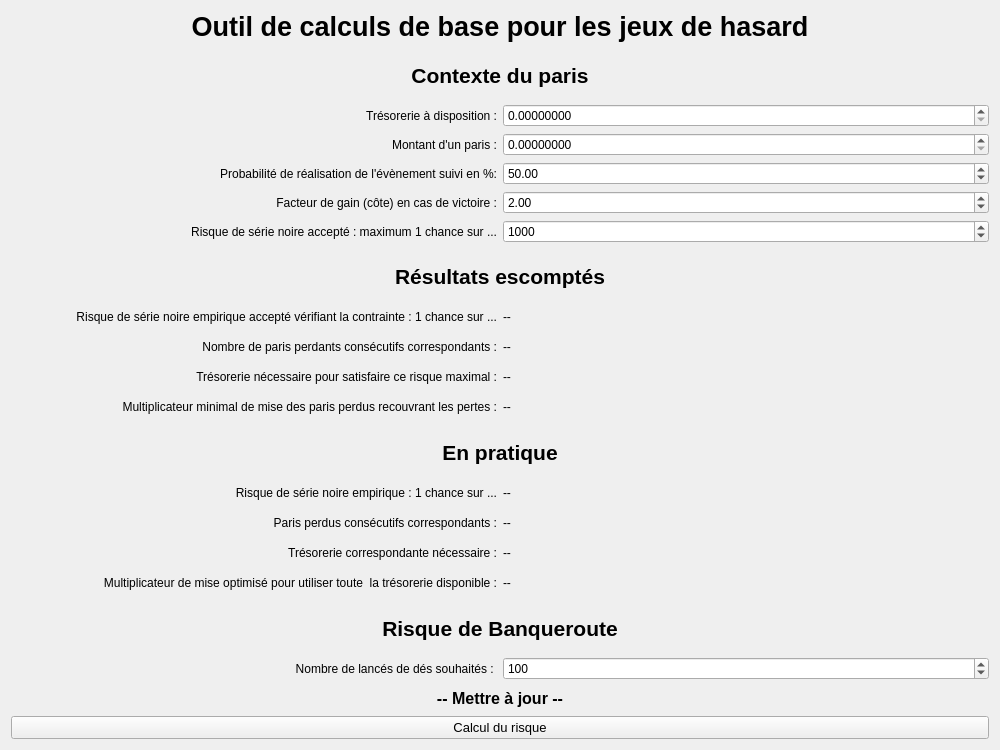
First picture: the form in ui_files/ui_bitsler.ui, repository Marmoth85/LiveBetManager, before the edit.
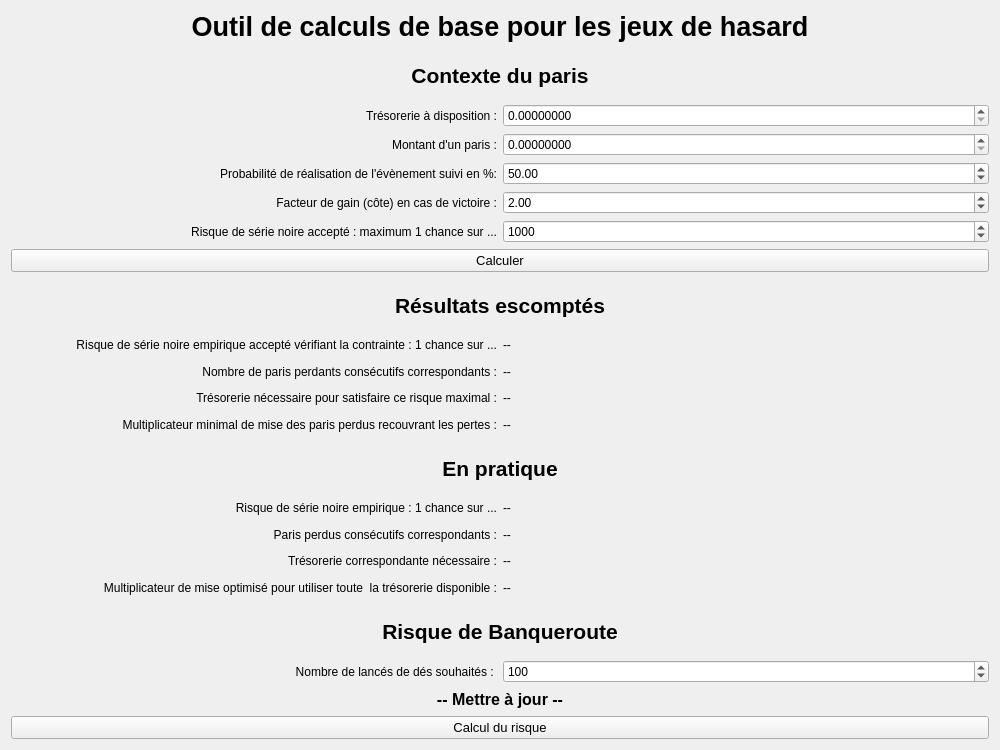
Second picture: the form after the edit.

```diff
--- a/ui_files/ui_bitsler.ui
+++ b/ui_files/ui_bitsler.ui
@@ -14,14 +14,61 @@
    <string>Form</string>
   </property>
   <layout class="QGridLayout" name="gridLayout">
-   <item row="22" column="1">
+   <item row="21" column="0">
+    <widget class="QLabel" name="labelPracticalLostBet">
+     <property name="text">
+      <string>Paris perdus consécutifs correspondants :</string>
+     </property>
+     <property name="alignment">
+      <set>Qt::AlignRight|Qt::AlignTrailing|Qt::AlignVCenter</set>
+     </property>
+    </widget>
+   </item>
+   <item row="22" column="0">
+    <widget class="QLabel" name="labelPracticalCash">
+     <property name="text">
+      <string>Trésorerie correspondante nécessaire :</string>
+     </property>
+     <property name="alignment">
+      <set>Qt::AlignRight|Qt::AlignTrailing|Qt::AlignVCenter</set>
+     </property>
+    </widget>
+   </item>
+   <item row="25" column="0" colspan="2">
+    <widget class="QLabel" name="labelBankruptcy">
+     <property name="font">
+      <font>
+       <pointsize>16</pointsize>
+       <weight>75</weight>
+       <bold>true</bold>
+      </font>
+     </property>
+     <property name="text">
+      <string>Risque de Banqueroute</string>
+     </property>
+     <property name="alignment">
+      <set>Qt::AlignCenter</set>
+     </property>
+    </widget>
+   </item>
+   <item row="23" column="1">
     <widget class="QLabel" name="labelOutputPracticalMultiply">
      <property name="text">
       <string>--</string>
      </property>
     </widget>
    </item>
-   <item row="15" column="0">
+   <item row="23" column="0">
+    <widget class="QLabel" name="labelPracticalMultiply">
+     <property name="text">
+      <string>Multiplicateur de mise optimisé pour utiliser toute  la trésorerie disponible :</string>
+     </property>
+     <property name="alignment">
+      <set>Qt::AlignRight|Qt::AlignTrailing|Qt::AlignVCenter</set>
+     </property>
+    </widget>
+   </item>
+   <item row="16" column="0">
     <widget class="QLabel" name="labelMultiplyGoal">
      <property name="text">
       <string>Multiplicateur minimal de mise des paris perdus recouvrant les pertes :</string>
@@ -44,75 +91,7 @@
      </property>
     </widget>
    </item>
-   <item row="22" column="0">
-    <widget class="QLabel" name="labelPracticalMultiply">
-     <property name="text">
-      <string>Multiplicateur de mise optimisé pour utiliser toute  la trésorerie disponible :</string>
-     </property>
-     <property name="alignment">
-      <set>Qt::AlignRight|Qt::AlignTrailing|Qt::AlignVCenter</set>
-     </property>
-    </widget>
-   </item>
-   <item row="20" column="0">
-    <widget class="QLabel" name="labelPracticalLostBet">
-     <property name="text">
-      <string>Paris perdus consécutifs correspondants :</string>
-     </property>
-     <property name="alignment">
-      <set>Qt::AlignRight|Qt::AlignTrailing|Qt::AlignVCenter</set>
-     </property>
-    </widget>
-   </item>
-   <item row="21" column="0">
-    <widget class="QLabel" name="labelPracticalCash">
-     <property name="text">
-      <string>Trésorerie correspondante nécessaire :</string>
-     </property>
-     <property name="alignment">
-      <set>Qt::AlignRight|Qt::AlignTrailing|Qt::AlignVCenter</set>
-     </property>
-    </widget>
-   </item>
-   <item row="24" column="0" colspan="2">
-    <widget class="QLabel" name="labelBankruptcy">
-     <property name="font">
-      <font>
-       <pointsize>16</pointsize>
-       <weight>75</weight>
-       <bold>true</bold>
-      </font>
-     </property>
-     <property name="text">
-      <string>Risque de Banqueroute</string>
-     </property>
-     <property name="alignment">
-      <set>Qt::AlignCenter</set>
-     </property>
-    </widget>
-   </item>
-   <item row="20" column="1">
-    <widget class="QLabel" name="labelOutputPracticalLostBet">
-     <property name="text">
-      <string>--</string>
-     </property>
-    </widget>
-   </item>
-   <item row="21" column="1">
-    <widget class="QLabel" name="labelOutputPracticalCash">
-     <property name="text">
-      <string>--</string>
-     </property>
-    </widget>
-   </item>
-   <item row="19" column="1">
-    <widget class="QLabel" name="labelOutputPracticalRisk">
-     <property name="text">
-      <string>--</string>
-     </property>
-    </widget>
-   </item>
-   <item row="12" column="0">
+   <item row="13" column="0">
     <widget class="QLabel" name="labelBlackRiskGoal">
      <property name="text">
       <string>Risque de série noire empirique accepté vérifiant la contrainte : 1 chance sur ...</string>
@@ -122,20 +101,7 @@
      </property>
     </widget>
    </item>
-   <item row="7" column="1">
-    <widget class="QDoubleSpinBox" name="doubleSpinBox_Payout">
-     <property name="maximum">
-      <double>100.000000000000000</double>
-     </property>
-     <property name="singleStep">
-      <double>0.010000000000000</double>
-     </property>
-     <property name="value">
-      <double>2.000000000000000</double>
-     </property>
-    </widget>
-   </item>
-   <item row="10" column="0" colspan="2">
+   <item row="11" column="0" colspan="2">
     <widget class="QLabel" name="labelTheoreticalResults">
      <property name="font">
       <font>
@@ -152,36 +118,24 @@
      </property>
     </widget>
    </item>
-   <item row="28" column="0" colspan="2">
-    <widget class="QPushButton" name="pushButtonCalculateRisk">
-     <property name="font">
-      <font>
-       <pointsize>10</pointsize>
-      </font>
+   <item row="14" column="1">
+    <widget class="QLabel" name="labelOutputLostBetGoal">
+     <property name="text">
+      <string>--</string>
      </property>
+    </widget>
+   </item>
+   <item row="15" column="0">
+    <widget class="QLabel" name="labelCashGoal">
      <property name="text">
-      <string>Calcul du risque</string>
+      <string>Trésorerie nécessaire pour satisfaire ce risque maximal :</string>
+     </property>
+     <property name="alignment">
+      <set>Qt::AlignRight|Qt::AlignTrailing|Qt::AlignVCenter</set>
      </property>
     </widget>
    </item>
    <item row="17" column="0" colspan="2">
-    <widget class="QLabel" name="labelPracticallyResults">
-     <property name="font">
-      <font>
-       <pointsize>16</pointsize>
-       <weight>75</weight>
-       <bold>true</bold>
-      </font>
-     </property>
-     <property name="text">
-      <string>En pratique</string>
-     </property>
-     <property name="alignment">
-      <set>Qt::AlignCenter</set>
-     </property>
-    </widget>
-   </item>
-   <item row="16" column="0" colspan="2">
     <spacer name="horizontalSpacer_3">
      <property name="orientation">
       <enum>Qt::Horizontal</enum>
@@ -194,71 +148,6 @@
      </property>
     </spacer>
    </item>
-   <item row="23" column="0" colspan="2">
-    <spacer name="horizontalSpacer_4">
-     <property name="orientation">
-      <enum>Qt::Horizontal</enum>
-     </property>
-     <property name="sizeHint" stdset="0">
-      <size>
-       <width>30</width>
-       <height>15</height>
-      </size>
-     </property>
-    </spacer>
-   </item>
-   <item row="1" column="0" colspan="2">
-    <spacer name="horizontalSpacer">
-     <property name="orientation">
-      <enum>Qt::Horizontal</enum>
-     </property>
-     <property name="sizeHint" stdset="0">
-      <size>
-       <width>30</width>
-       <height>15</height>
-      </size>
-     </property>
-    </spacer>
-   </item>
-   <item row="9" column="0" colspan="2">
-    <spacer name="horizontalSpacer_2">
-     <property name="orientation">
-      <enum>Qt::Horizontal</enum>
-     </property>
-     <property name="sizeHint" stdset="0">
-      <size>
-       <width>30</width>
-       <height>15</height>
-      </size>
-     </property>
-    </spacer>
-   </item>
-   <item row="3" column="0" colspan="2">
-    <spacer name="horizontalSpacer_5">
-     <property name="orientation">
-      <enum>Qt::Horizontal</enum>
-     </property>
-     <property name="sizeHint" stdset="0">
-      <size>
-       <width>20</width>
-       <height>10</height>
-      </size>
-     </property>
-    </spacer>
-   </item>
-   <item row="11" column="0" colspan="2">
-    <spacer name="horizontalSpacer_6">
-     <property name="orientation">
-      <enum>Qt::Horizontal</enum>
-     </property>
-     <property name="sizeHint" stdset="0">
-      <size>
-       <width>20</width>
-       <height>10</height>
-      </size>
-     </property>
-    </spacer>
-   </item>
    <item row="2" column="0" colspan="2">
     <widget class="QLabel" name="labelInputs">
      <property name="font">
@@ -276,33 +165,48 @@
      </property>
     </widget>
    </item>
-   <item row="8" column="0">
-    <widget class="QLabel" name="labelBlackRisk">
+   <item row="28" column="0" colspan="2">
+    <widget class="QLabel" name="labelOutputBankruptcyRisk">
+     <property name="font">
+      <font>
+       <pointsize>12</pointsize>
+       <weight>75</weight>
+       <italic>false</italic>
+       <bold>true</bold>
+      </font>
+     </property>
      <property name="text">
-      <string>Risque de série noire accepté : maximum 1 chance sur ...</string>
+      <string>-- Mettre à jour --</string>
      </property>
      <property name="alignment">
-      <set>Qt::AlignRight|Qt::AlignTrailing|Qt::AlignVCenter</set>
+      <set>Qt::AlignCenter</set>
      </property>
     </widget>
    </item>
-   <item row="14" column="0">
-    <widget class="QLabel" name="labelCashGoal">
+   <item row="22" column="1">
+    <widget class="QLabel" name="labelOutputPracticalCash">
      <property name="text">
-      <string>Trésorerie nécessaire pour satisfaire ce risque maximal :</string>
+      <string>--</string>
      </property>
-     <property name="alignment">
-      <set>Qt::AlignRight|Qt::AlignTrailing|Qt::AlignVCenter</set>
-     </property>
     </widget>
    </item>
-   <item row="4" column="0">
-    <widget class="QLabel" name="labelCash">
-     <property name="text">
-      <string>Trésorerie à disposition :</string>
+   <item row="10" column="0" colspan="2">
+    <spacer name="horizontalSpacer_2">
+     <property name="orientation">
+      <enum>Qt::Horizontal</enum>
      </property>
-     <property name="alignment">
-      <set>Qt::AlignRight|Qt::AlignTrailing|Qt::AlignVCenter</set>
+     <property name="sizeHint" stdset="0">
+      <size>
+       <width>30</width>
+       <height>15</height>
+      </size>
+     </property>
+    </spacer>
+   </item>
+   <item row="20" column="1">
+    <widget class="QLabel" name="labelOutputPracticalRisk">
+     <property name="text">
+      <string>--</string>
      </property>
     </widget>
    </item>
@@ -319,39 +223,17 @@
      </property>
     </widget>
    </item>
-   <item row="13" column="1">
-    <widget class="QLabel" name="labelOutputLostBetGoal">
+   <item row="4" column="0">
+    <widget class="QLabel" name="labelCash">
      <property name="text">
-      <string>--</string>
-     </property>
-    </widget>
-   </item>
-   <item row="27" column="0" colspan="2">
-    <widget class="QLabel" name="labelOutputBankruptcyRisk">
-     <property name="font">
-      <font>
-       <pointsize>12</pointsize>
-       <weight>75</weight>
-       <italic>false</italic>
-       <bold>true</bold>
-      </font>
-     </property>
-     <property name="text">
-      <string>-- Mettre à jour --</string>
+      <string>Trésorerie à disposition :</string>
      </property>
      <property name="alignment">
-      <set>Qt::AlignCenter</set>
+      <set>Qt::AlignRight|Qt::AlignTrailing|Qt::AlignVCenter</set>
      </property>
     </widget>
    </item>
-   <item row="14" column="1">
-    <widget class="QLabel" name="labelOutputCashGoal">
-     <property name="text">
-      <string>--</string>
-     </property>
-    </widget>
-   </item>
-   <item row="19" column="0">
+   <item row="20" column="0">
     <widget class="QLabel" name="labelPracticalRisk">
      <property name="text">
       <string>Risque de série noire empirique : 1 chance sur ...</string>
@@ -361,30 +243,75 @@
      </property>
     </widget>
    </item>
-   <item row="26" column="0">
-    <widget class="QLabel" name="labelDiceNumber">
+   <item row="18" column="0" colspan="2">
+    <widget class="QLabel" name="labelPracticallyResults">
+     <property name="font">
+      <font>
+       <pointsize>16</pointsize>
+       <weight>75</weight>
+       <bold>true</bold>
+      </font>
+     </property>
      <property name="text">
-      <string>Nombre de lancés de dés souhaités : </string>
+      <string>En pratique</string>
      </property>
      <property name="alignment">
-      <set>Qt::AlignRight|Qt::AlignTrailing|Qt::AlignVCenter</set>
+      <set>Qt::AlignCenter</set>
      </property>
     </widget>
    </item>
-   <item row="12" column="1">
-    <widget class="QLabel" name="labelOutputBlackRiskGoal">
-     <property name="text">
-      <string>--</string>
-     </property>
-    </widget>
-   </item>
-   <item row="15" column="1">
+   <item row="16" column="1">
     <widget class="QLabel" name="labelOutputMultiplyGoal">
      <property name="text">
       <string>--</string>
      </property>
     </widget>
    </item>
+   <item row="15" column="1">
+    <widget class="QLabel" name="labelOutputCashGoal">
+     <property name="text">
+      <string>--</string>
+     </property>
+    </widget>
+   </item>
+   <item row="3" column="0" colspan="2">
+    <spacer name="horizontalSpacer_5">
+     <property name="orientation">
+      <enum>Qt::Horizontal</enum>
+     </property>
+     <property name="sizeHint" stdset="0">
+      <size>
+       <width>20</width>
+       <height>10</height>
+      </size>
+     </property>
+    </spacer>
+   </item>
+   <item row="12" column="0" colspan="2">
+    <spacer name="horizontalSpacer_6">
+     <property name="orientation">
+      <enum>Qt::Horizontal</enum>
+     </property>
+     <property name="sizeHint" stdset="0">
+      <size>
+       <width>20</width>
+       <height>10</height>
+      </size>
+     </property>
+    </spacer>
+   </item>
+   <item row="29" column="0" colspan="2">
+    <widget class="QPushButton" name="pushButtonCalculateRisk">
+     <property name="font">
+      <font>
+       <pointsize>10</pointsize>
+      </font>
+     </property>
+     <property name="text">
+      <string>Calcul du risque</string>
+     </property>
+    </widget>
+   </item>
    <item row="7" column="0">
     <widget class="QLabel" name="labelPayout">
      <property name="text">
@@ -395,6 +322,62 @@
      </property>
     </widget>
    </item>
+   <item row="7" column="1">
+    <widget class="QDoubleSpinBox" name="doubleSpinBox_Payout">
+     <property name="maximum">
+      <double>100.000000000000000</double>
+     </property>
+     <property name="singleStep">
+      <double>0.010000000000000</double>
+     </property>
+     <property name="value">
+      <double>2.000000000000000</double>
+     </property>
+    </widget>
+   </item>
+   <item row="21" column="1">
+    <widget class="QLabel" name="labelOutputPracticalLostBet">
+     <property name="text">
+      <string>--</string>
+     </property>
+    </widget>
+   </item>
+   <item row="1" column="0" colspan="2">
+    <spacer name="horizontalSpacer">
+     <property name="orientation">
+      <enum>Qt::Horizontal</enum>
+     </property>
+     <property name="sizeHint" stdset="0">
+      <size>
+       <width>30</width>
+       <height>15</height>
+      </size>
+     </property>
+    </spacer>
+   </item>
+   <item row="24" column="0" colspan="2">
+    <spacer name="horizontalSpacer_4">
+     <property name="orientation">
+      <enum>Qt::Horizontal</enum>
+     </property>
+     <property name="sizeHint" stdset="0">
+      <size>
+       <width>30</width>
+       <height>15</height>
+      </size>
+     </property>
+    </spacer>
+   </item>
+   <item row="27" column="0">
+    <widget class="QLabel" name="labelDiceNumber">
+     <property name="text">
+      <string>Nombre de lancés de dés souhaités : </string>
+     </property>
+     <property name="alignment">
+      <set>Qt::AlignRight|Qt::AlignTrailing|Qt::AlignVCenter</set>
+     </property>
+    </widget>
+   </item>
    <item row="0" column="0" colspan="2">
     <widget class="QLabel" name="labelMainTitle">
      <property name="font">
@@ -412,6 +395,16 @@
      </property>
     </widget>
    </item>
+   <item row="8" column="0">
+    <widget class="QLabel" name="labelBlackRisk">
+     <property name="text">
+      <string>Risque de série noire accepté : maximum 1 chance sur ...</string>
+     </property>
+     <property name="alignment">
+      <set>Qt::AlignRight|Qt::AlignTrailing|Qt::AlignVCenter</set>
+     </property>
+    </widget>
+   </item>
    <item row="5" column="0">
     <widget class="QLabel" name="labelBet">
      <property name="text">
@@ -432,7 +425,14 @@
      </property>
     </widget>
    </item>
-   <item row="13" column="0">
+   <item row="13" column="1">
+    <widget class="QLabel" name="labelOutputBlackRiskGoal">
+     <property name="text">
+      <string>--</string>
+     </property>
+    </widget>
+   </item>
+   <item row="14" column="0">
     <widget class="QLabel" name="labelLostBetGoal">
      <property name="text">
       <string>Nombre de paris perdants consécutifs correspondants :</string>
@@ -455,6 +455,19 @@
      </property>
     </widget>
    </item>
+   <item row="27" column="1">
+    <widget class="QSpinBox" name="spinBoxDiceNumber">
+     <property name="maximum">
+      <number>1000000</number>
+     </property>
+     <property name="singleStep">
+      <number>100</number>
+     </property>
+     <property name="value">
+      <number>100</number>
+     </property>
+    </widget>
+   </item>
    <item row="5" column="1">
     <widget class="QDoubleSpinBox" name="doubleSpinBox_Bet">
      <property name="decimals">
@@ -468,20 +481,7 @@
      </property>
     </widget>
    </item>
-   <item row="26" column="1">
-    <widget class="QSpinBox" name="spinBoxDiceNumber">
-     <property name="maximum">
-      <number>1000000</number>
-     </property>
-     <property name="singleStep">
-      <number>100</number>
-     </property>
-     <property name="value">
-      <number>100</number>
-     </property>
-    </widget>
-   </item>
-   <item row="18" column="0" colspan="2">
+   <item row="19" column="0" colspan="2">
     <spacer name="horizontalSpacer_7">
      <property name="orientation">
       <enum>Qt::Horizontal</enum>
@@ -494,7 +494,7 @@
      </property>
     </spacer>
    </item>
-   <item row="25" column="0" colspan="2">
+   <item row="26" column="0" colspan="2">
     <spacer name="horizontalSpacer_8">
      <property name="orientation">
       <enum>Qt::Horizontal</enum>
@@ -507,6 +507,18 @@
      </property>
     </spacer>
    </item>
+   <item row="9" column="0" colspan="2">
+    <widget class="QPushButton" name="pushButtonCalculateParameters">
+     <property name="font">
+      <font>
+       <pointsize>10</pointsize>
+      </font>
+     </property>
+     <property name="text">
+      <string>Calculer</string>
+     </property>
+    </widget>
+   </item>
   </layout>
  </widget>
  <resources/>
```
Left out of the diff: 132 changed lines with no effect on the pictures.
